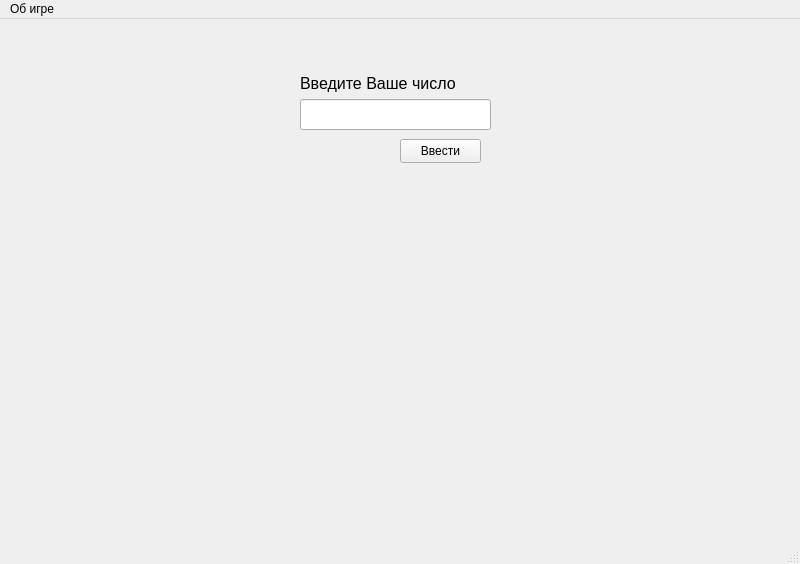
The window that mainwindow.ui (Darndaru/Bulls_and_cows) describes before a commit, drawn with Qt 5.
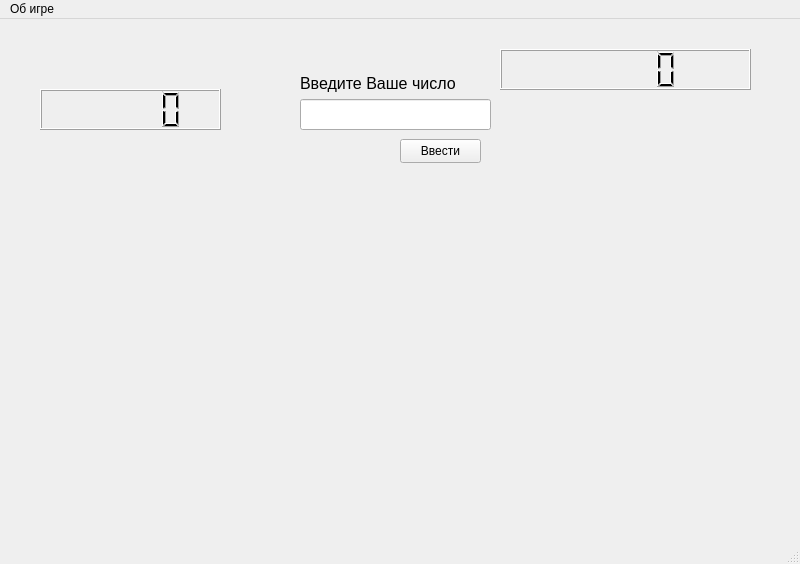
The same window after the commit.

Patch:
```diff
--- a/mainwindow.ui
+++ b/mainwindow.ui
@@ -32,27 +32,20 @@
    <string>MainWindow</string>
   </property>
   <widget class="QWidget" name="centralwidget">
-   <widget class="QWidget" name="verticalLayoutWidget">
-    <property name="geometry">
-     <rect>
-      <x>40</x>
-      <y>30</y>
-      <width>251</width>
-      <height>471</height>
-     </rect>
-    </property>
-    <layout class="QVBoxLayout" name="user_player"/>
-   </widget>
    <widget class="QWidget" name="verticalLayoutWidget_2">
     <property name="geometry">
      <rect>
       <x>500</x>
       <y>30</y>
       <width>251</width>
-      <height>471</height>
+      <height>41</height>
      </rect>
     </property>
-    <layout class="QVBoxLayout" name="pc_player"/>
+    <layout class="QVBoxLayout" name="pc_player">
+     <item>
+      <widget class="QLCDNumber" name="lcdNumber_2"/>
+     </item>
+    </layout>
    </widget>
    <widget class="QLineEdit" name="input_number">
     <property name="geometry">
@@ -109,6 +102,45 @@
      <string>Введите Ваше число</string>
     </property>
    </widget>
+   <widget class="QWidget" name="verticalLayoutWidget_3">
+    <property name="geometry">
+     <rect>
+      <x>40</x>
+      <y>30</y>
+      <width>251</width>
+      <height>41</height>
+     </rect>
+    </property>
+    <layout class="QVBoxLayout" name="user_player_2"/>
+   </widget>
+   <widget class="QLCDNumber" name="player_result">
+    <property name="enabled">
+     <bool>true</bool>
+    </property>
+    <property name="geometry">
+     <rect>
+      <x>40</x>
+      <y>70</y>
+      <width>181</width>
+      <height>41</height>
+     </rect>
+    </property>
+    <property name="tabletTracking">
+     <bool>false</bool>
+    </property>
+    <property name="frameShape">
+     <enum>QFrame::Box</enum>
+    </property>
+    <property name="lineWidth">
+     <number>1</number>
+    </property>
+    <property name="smallDecimalPoint">
+     <bool>false</bool>
+    </property>
+    <property name="segmentStyle">
+     <enum>QLCDNumber::Filled</enum>
+    </property>
+   </widget>
   </widget>
   <widget class="QMenuBar" name="menubar">
    <property name="geometry">
```
Left out of the diff: 29 changed lines with no effect on the pictures.
